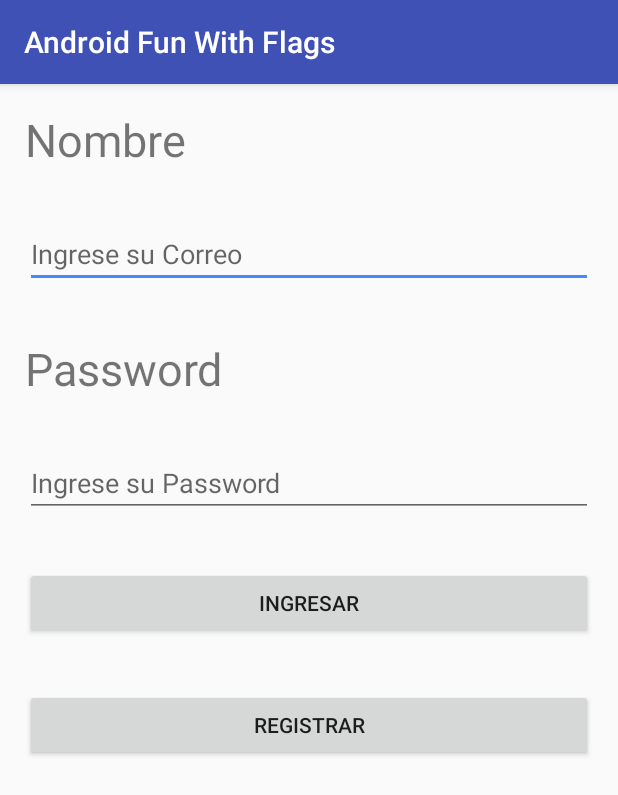
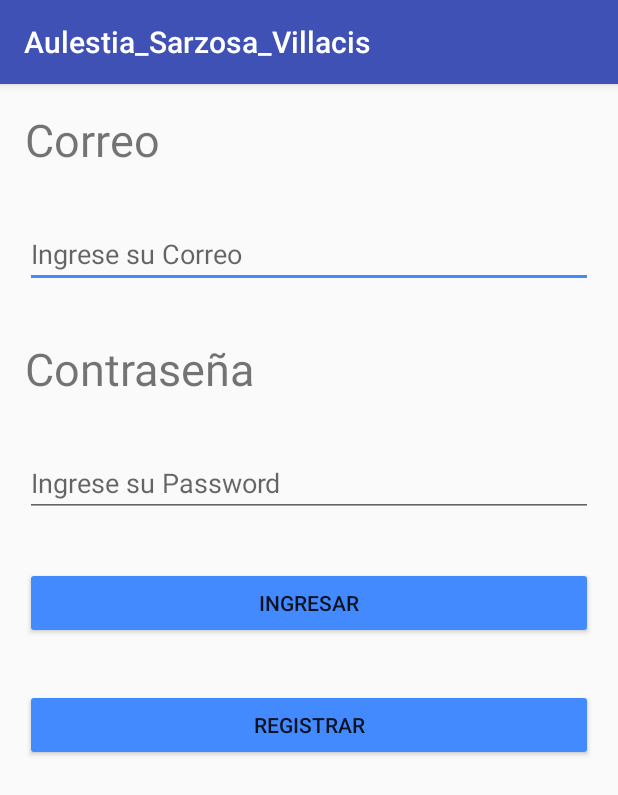
Before and after one commit to DanielaVillacis/Aulestia_Sarzosa_Villacis, an Android app: the login_activity screen opened directly, with no data from a screen before it, on a phone screen of 412 x 824 dp. Shown: the top 795 px of the screen. Run offline under Robolectric (Android 15) with nearby library versions, the phone set to English and light mode, and no system bars.

Commit message:
Aulestia_Sarzosa_Villacis

```diff
--- a/app/src/main/AndroidManifest.xml
+++ b/app/src/main/AndroidManifest.xml
@@ -11,9 +11,6 @@
         android:theme="@style/AppTheme">
         <activity
             android:name=".RegistrarActivity"
-            android:exported="false" />
-        <activity
-            android:name=".resultados"
             android:exported="false" />
         <activity
             android:name=".login_activity"
--- a/app/src/main/java/com/nadershamma/apps/eventhandlers/PreferenceChangeListener.java
+++ b/app/src/main/java/com/nadershamma/apps/eventhandlers/PreferenceChangeListener.java
@@ -5,9 +5,9 @@ import android.content.SharedPreferences.OnSharedPreferenceChangeListener;
 import android.widget.Toast;
 
 import com.nadershamma.apps.androidfunwithflags.MainActivity;
-import com.nadershamma.apps.androidfunwithflags.MainActivityFragment;
+
 import com.nadershamma.apps.androidfunwithflags.R;
-import com.nadershamma.apps.lifecyclehelpers.QuizViewModel;
+
 
 import java.util.Set;
 
--- a/app/src/main/res/layout/activity_login.xml
+++ b/app/src/main/res/layout/activity_login.xml
@@ -46,7 +46,9 @@
         android:layout_width="match_parent"
         android:layout_height="wrap_content"
         android:layout_margin="25px"
+        android:backgroundTint="@color/colorAccent"
         android:onClick="IniciarSesion"
+        android:shadowColor="#29B6F6"
         android:text="Ingresar" />
 
     <Button
@@ -54,6 +56,7 @@
         android:layout_width="match_parent"
         android:layout_height="wrap_content"
         android:layout_margin="25px"
+        android:backgroundTint="@color/colorAccent"
         android:onClick="Registrar"
         android:text="Registrar" />
 </LinearLayout>
--- a/app/src/main/res/values/strings.xml
+++ b/app/src/main/res/values/strings.xml
@@ -1,5 +1,5 @@
 <resources>
-    <string name="app_name">Android Fun With Flags</string>
+    <string name="app_name">Aulestia_Sarzosa_Villacis</string>
     <string name="action_settings">Settings</string>
     <string name="number_of_choices">Number of Choices</string>
     <string name="number_of_choices_description">Display 2, 4, 6 or 8 guess buttons</string>
@@ -18,13 +18,13 @@
     <string name="default_region">Europe</string>
     <string name="title_activity_settings">Settings</string>
 
-    <string name="titulo_nombre">Nombre</string>
-    <string name="titulo_password">Password</string>
+    <string name="titulo_nombre">Correo</string>
+    <string name="titulo_password">Contraseña</string>
     <string name="hint_nombre">Ingrese su Correo</string>
     <string name="hint_password">Ingrese su Password</string>
     <string name="titulo_finjuego">Fin del Juego</string>
 
-    <string name="button_salir">Salir</string>
+    <string name="button_salir">OK</string>
     <string name="hint_cedula">Cédula:</string>
     <string name="hint_nombreI">Nombre:</string>
     <string name="hint_apellido">Apellido:</string>
```
Also changed, not shown: app/src/main/java/com/nadershamma/apps/androidfunwithflags/resultados.java (deleted, +0 -21 lines), app/src/main/res/layout/activity_resultados.xml (deleted, +0 -26 lines), 1 other file.
